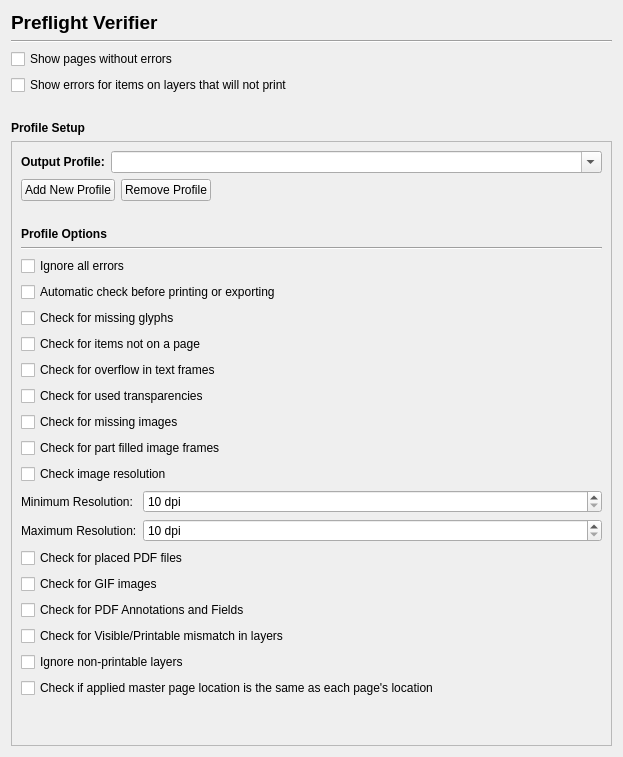
scribusproject/scribus, file scribus/ui/prefs_preflightverifierbase.ui: the form before one commit.
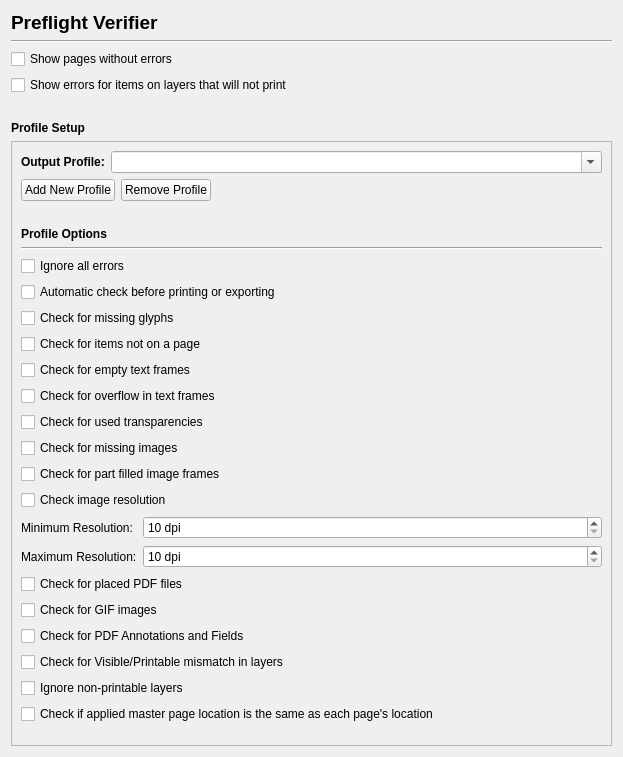
The form after the commit.

Commit message: #11504: Check for empty text frames in Preflight Verifier

```diff
--- a/scribus/ui/prefs_preflightverifierbase.ui
+++ b/scribus/ui/prefs_preflightverifierbase.ui
@@ -215,6 +215,13 @@
          </property>
         </widget>
        </item>
+       <item>
+        <widget class="QCheckBox" name="checkEmptyTextFramesCheckBox">
+         <property name="text">
+          <string>Check for empty text frames</string>
+         </property>
+        </widget>
+       </item>
        <item>
         <widget class="QCheckBox" name="checkTextOverflowCheckBox">
          <property name="text">
```
The commit also changes 10 other files.
